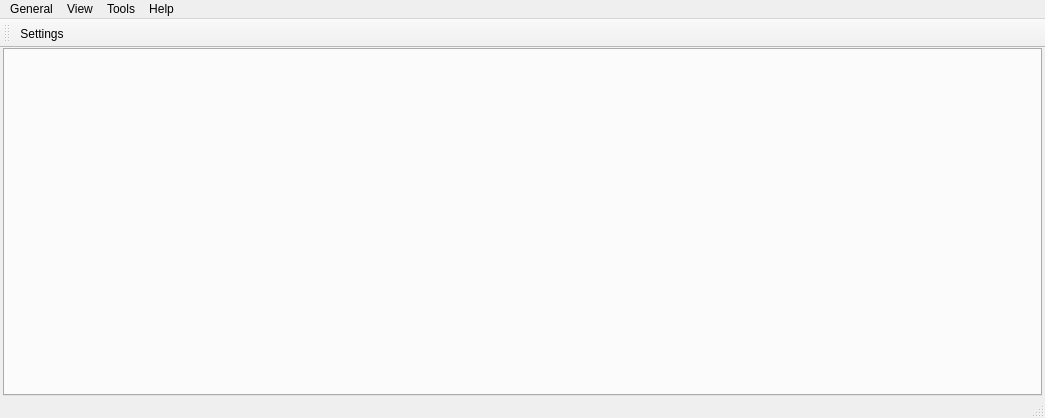
Qt form src/leechcraft.ui (0xd34df00d/leechcraft) before a commit.
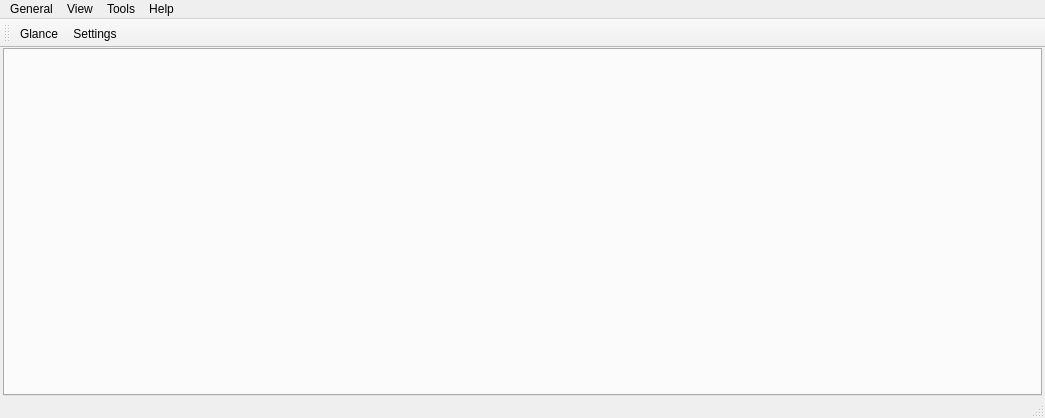
The same form after that commit. Icons and pictures are not drawn. Custom widgets are drawn as their Qt base class.

Commit message: Core: Glance view.

The edit to the form file:
```diff
--- a/src/leechcraft.ui
+++ b/src/leechcraft.ui
@@ -66,6 +66,7 @@
    <attribute name="toolBarBreak">
     <bool>false</bool>
    </attribute>
+   <addaction name="ActionGlance_"/>
    <addaction name="ActionSettings_"/>
   </widget>
   <widget class="QMenuBar" name="MenuBar_">
@@ -210,6 +211,14 @@
     <string>Ctrl+W</string>
    </property>
   </action>
+  <action name="ActionGlance_">
+   <property name="text">
+    <string>Glance...</string>
+   </property>
+   <property name="toolTip">
+    <string>Show a quick overview of tabs</string>
+   </property>
+  </action>
  </widget>
  <customwidgets>
   <customwidget>
```
The commit also changes 7 other files.
